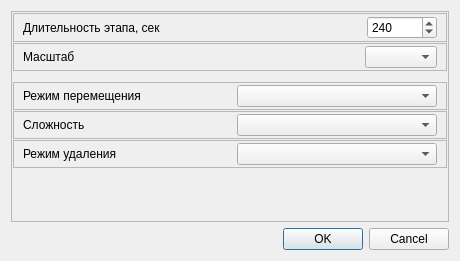
Before: the Qt Designer form metodics/trenagers/tetris/trentetrisparamsdialog.ui in grigp/a-analyser, drawn with Qt 5.
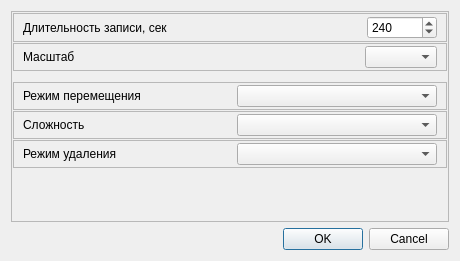
After: the same form once the commit is applied.

Commit message: Тетрис. Разное по мелочи. 1. Подсчет очков и удаленных блоков в цветном тетрисе. 2. Отображение каналов в тренажерах.

What changed in the file:
```diff
--- a/metodics/trenagers/tetris/trentetrisparamsdialog.ui
+++ b/metodics/trenagers/tetris/trentetrisparamsdialog.ui
@@ -56,7 +56,7 @@
          <item>
           <widget class="QLabel" name="lblGameTime">
            <property name="text">
-            <string>Длительность этапа, сек</string>
+            <string>Длительность записи, сек</string>
            </property>
           </widget>
          </item>
```
The commit also changes 2 other files.
